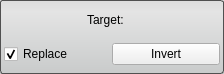
Qt form src/Interface/ToolInterface/InvertToolInterface.ui (SCIInstitute/Seg3D) before a commit.
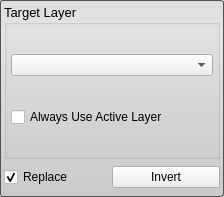
The same form after that commit.

Commit message: Implemented invert tool. Changed member functions of DataBlock class to used shared lock when possible. Added a parameter to QtBridge.Enable to allow flipping the logic.

Diff of the .ui file:
```diff
--- a/src/Interface/ToolInterface/InvertToolInterface.ui
+++ b/src/Interface/ToolInterface/InvertToolInterface.ui
@@ -7,7 +7,7 @@
     <x>0</x>
     <y>0</y>
     <width>224</width>
-    <height>74</height>
+    <height>197</height>
    </rect>
   </property>
   <property name="sizePolicy">
@@ -46,30 +46,34 @@
     <number>4</number>
    </property>
    <item>
-    <layout class="QHBoxLayout" name="activeHLayout" stretch="1">
+    <widget class="QGroupBox" name="target_groupbox_">
+     <property name="font">
+      <font>
+       <pointsize>10</pointsize>
+      </font>
+     </property>
+     <property name="title">
+      <string>Target Layer</string>
+     </property>
+     <layout class="QVBoxLayout" name="verticalLayout_4">
      <property name="spacing">
+       <number>6</number>
+      </property>
+      <property name="margin">
       <number>4</number>
      </property>
      <item>
-      <widget class="QLabel" name="activeLabel">
-       <property name="sizePolicy">
-        <sizepolicy hsizetype="Fixed" vsizetype="Preferred">
-         <horstretch>0</horstretch>
-         <verstretch>0</verstretch>
-        </sizepolicy>
-       </property>
-       <property name="minimumSize">
-        <size>
-         <width>50</width>
-         <height>0</height>
-        </size>
-       </property>
+       <widget class="QComboBox" name="target_layer_"/>
+      </item>
+      <item>
+       <widget class="QCheckBox" name="use_active_layer_">
        <property name="text">
-        <string>Target:</string>
+         <string>Always Use Active Layer</string>
        </property>
       </widget>
      </item>
     </layout>
+    </widget>
    </item>
    <item>
     <widget class="QWidget" name="replaceRunWidget" native="true">
```
Left out of the diff: 4 changed lines with no effect on the pictures. Lines whose indentation alone changed are shown as unchanged. The commit also changes 22 other files.
